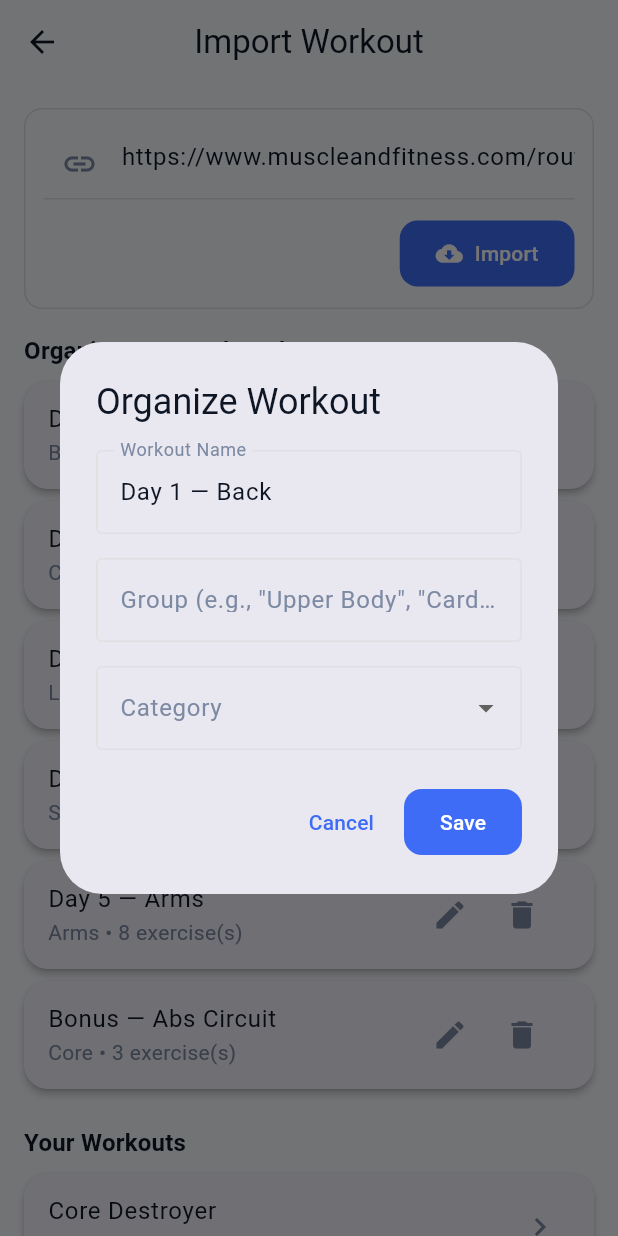
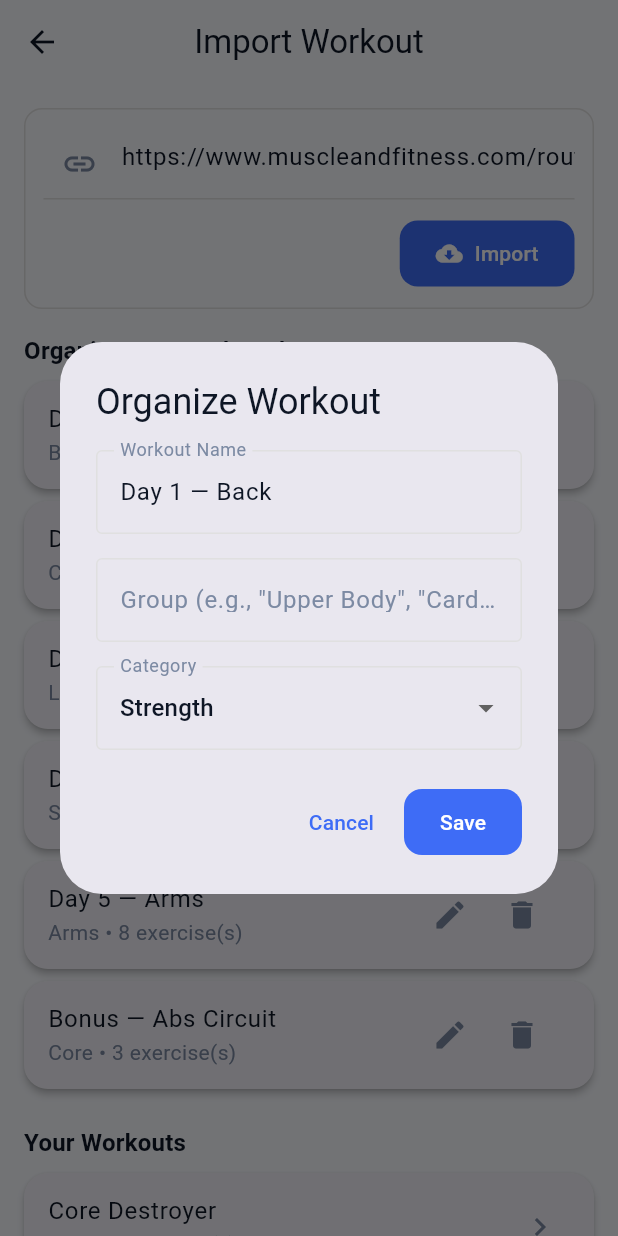
Before and after one commit to Davidam197/fitflow-fitness-app, a Flutter app: the ImportWorkoutScreen screen opened by its route, after a tap on "Import", after a tap on the "edit" icon, on a phone screen of 412 x 824 dp. Run offline on Flutter 3.47's test engine with Material 3 defaults, Android fonts, the phone set to English and light mode, and no system bars; our stand-ins replace hive, hive_flutter; accounts and stored records are empty; network calls fail.

Commit message:
Fix dropdown validation error in workout organization popup
- Add validation to ensure selectedCategory is always a valid dropdown value
- Check if workout.category exists in validCategories list
- Use 'Strength' as fallback for invalid categories
- Prevent 'There should be exactly one item with DropdownButton's value' error
- Improve robustness of the organization dialog

The popup now handles any workout category gracefully without crashing!

```diff
--- a/lib/screens/import_workout_screen.dart
+++ b/lib/screens/import_workout_screen.dart
@@ -62,7 +62,12 @@ class _ImportWorkoutScreenState extends State<ImportWorkoutScreen> {
   Future<void> _organizeWorkout(Workout workout) async {
     final nameController = TextEditingController(text: workout.name);
     final groupController = TextEditingController();
-    String selectedCategory = workout.category;
+
+    // Ensure the selected category is valid for the dropdown
+    const validCategories = ['Strength', 'Cardio', 'Flexibility', 'HIIT', 'Core', 'Upper Body', 'Lower Body', 'Full Body'];
+    String selectedCategory = validCategories.contains(workout.category)
+        ? workout.category
+        : 'Strength'; // Default fallback
 
     final result = await showDialog<Map<String, String>>(
       context: context,
```
